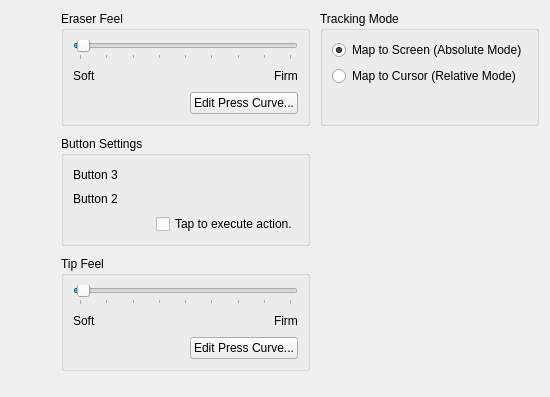
Old version of the form src/kcmodule/penwidget.ui in the repository KDE/wacomtablet.
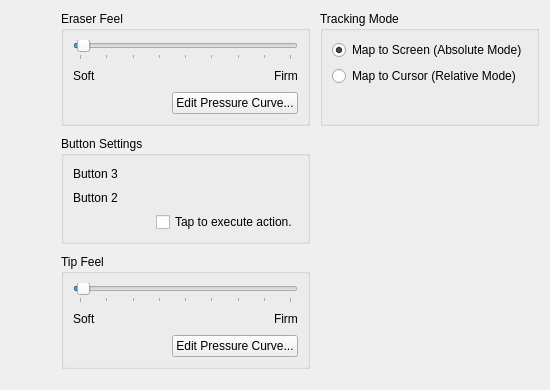
New version of the form. Custom widgets are drawn as their Qt base class.

Commit message:
Code cleanup of stylus tab (PenWidget)
* Removed obsolete code.
* Renamed some methods for a more consistent interface.
* Added getters and setters for more maintainable code and as a first step for a proper MVP model.

```diff
--- a/src/kcmodule/penwidget.ui
+++ b/src/kcmodule/penwidget.ui
@@ -7,7 +7,7 @@
     <x>0</x>
     <y>0</y>
     <width>548</width>
-    <height>397</height>
+    <height>390</height>
    </rect>
   </property>
   <property name="windowTitle">
@@ -277,7 +277,7 @@
              <string>Defines the pressure sensitivity with a bezier curve</string>
             </property>
             <property name="text">
-             <string>Edit Press Curve...</string>
+             <string>Edit Pressure Curve...</string>
             </property>
            </widget>
           </item>
@@ -479,7 +479,7 @@
              <string>Defines the pressure sensitivity with a bezier curve</string>
             </property>
             <property name="text">
-             <string>Edit Press Curve...</string>
+             <string>Edit Pressure Curve...</string>
             </property>
            </widget>
           </item>
```
Left out of the diff: 20 changed lines with no effect on the pictures. The commit also changes 2 other files.
